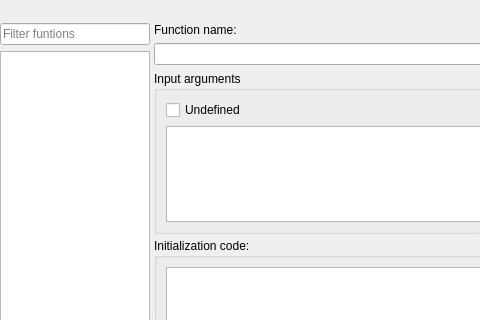
This is SQLiteStudio3/guiSQLiteStudio/windows/functionseditor.ui in pawelsalawa/sqlitestudio as Qt 5 draws it before an edit; both pictures show x 0 to 480 and y 0 to 320 of the 816 by 621 pixel window. The edited form follows.
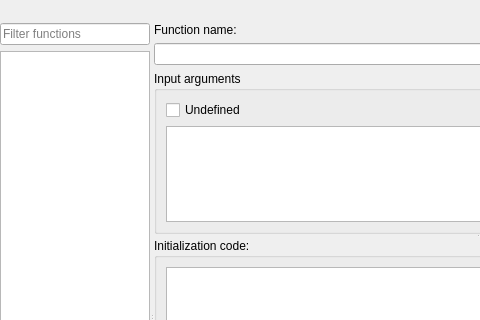
This is the edited form.

What changed in the file:
```diff
--- a/SQLiteStudio3/guiSQLiteStudio/windows/functionseditor.ui
+++ b/SQLiteStudio3/guiSQLiteStudio/windows/functionseditor.ui
@@ -78,7 +78,7 @@
              </size>
             </property>
             <property name="placeholderText">
-             <string>Filter funtions</string>
+             <string>Filter functions</string>
             </property>
             <property name="clearButtonEnabled">
              <bool>true</bool>
```
Left out of the diff: 2 changed lines with no effect on the pictures.
